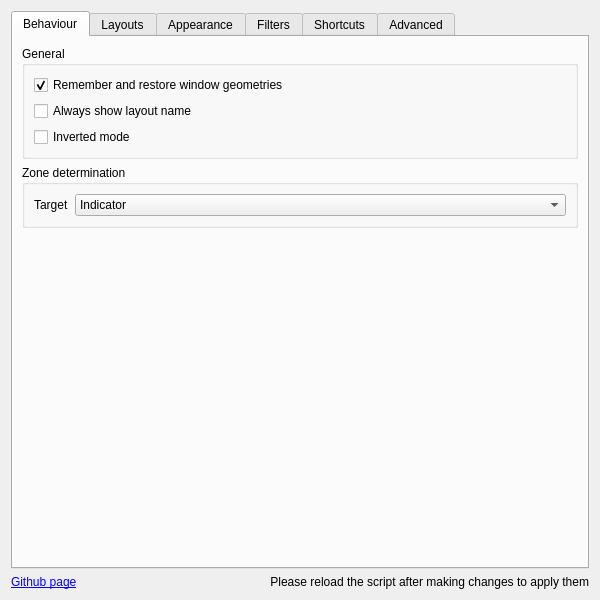
Before: the Qt Designer form contents/ui/config.ui in gerritdevriese/kzones, drawn with Qt 5.
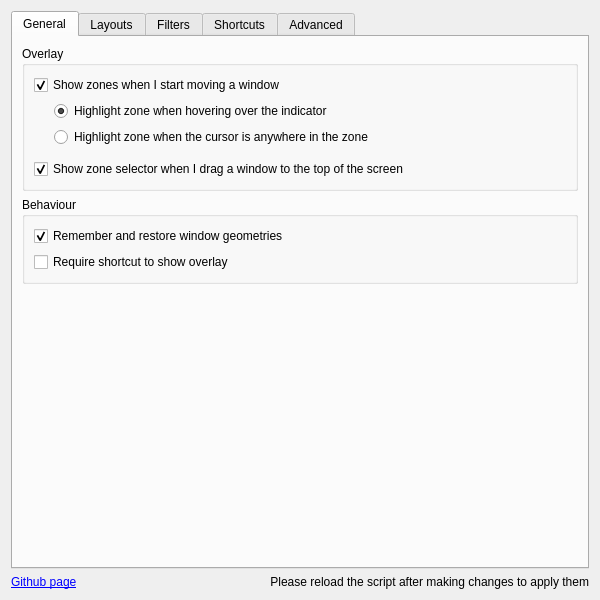
After: the same form once the commit is applied. Icons and pictures are not drawn.

Diff of the .ui file:
```diff
--- a/contents/ui/config.ui
+++ b/contents/ui/config.ui
@@ -10,12 +10,6 @@
     <height>600</height>
    </rect>
   </property>
-  <property name="minimumSize">
-   <size>
-    <width>600</width>
-    <height>600</height>
-   </size>
-  </property>
   <layout class="QVBoxLayout" name="verticalLayout">
    <item>
     <widget class="QTabWidget" name="tabWidget">
@@ -52,13 +46,77 @@
         <normaloff>../../../../../.designer/backup</normaloff>../../../../../.designer/backup</iconset>
       </attribute>
       <attribute name="title">
-       <string>Behaviour</string>
+       <string>General</string>
       </attribute>
       <layout class="QVBoxLayout" name="verticalLayout_4">
+       <item>
+        <widget class="QGroupBox" name="groupBox_2">
+         <property name="title">
+          <string>Overlay</string>
+         </property>
+         <layout class="QVBoxLayout" name="verticalLayout_3">
+          <item>
+           <widget class="QCheckBox" name="kcfg_enableZoneIndicators">
+            <property name="text">
+             <string>Show zones when I start moving a window</string>
+            </property>
+            <property name="checked">
+             <bool>true</bool>
+            </property>
+           </widget>
+          </item>
+          <item>
+           <widget class="QWidget" name="widget" native="true">
+            <layout class="QVBoxLayout" name="verticalLayout_10">
+             <property name="leftMargin">
+              <number>20</number>
+             </property>
+             <property name="topMargin">
+              <number>0</number>
+             </property>
+             <property name="rightMargin">
+              <number>0</number>
+             </property>
+             <property name="bottomMargin">
+              <number>6</number>
+             </property>
+             <item>
+              <widget class="QRadioButton" name="kcfg_indicatorIsTarget">
+               <property name="text">
+                <string>Highlight zone when hovering over the indicator</string>
+               </property>
+               <property name="checked">
+                <bool>true</bool>
+               </property>
+              </widget>
+             </item>
+             <item>
+              <widget class="QRadioButton" name="kcfg_zoneIsTarget">
+               <property name="text">
+                <string>Highlight zone when the cursor is anywhere in the zone</string>
+               </property>
+              </widget>
+             </item>
+            </layout>
+           </widget>
+          </item>
+          <item>
+           <widget class="QCheckBox" name="kcfg_enableZoneSelector">
+            <property name="text">
+             <string>Show zone selector when I drag a window to the top of the screen</string>
+            </property>
+            <property name="checked">
+             <bool>true</bool>
+            </property>
+           </widget>
+          </item>
+         </layout>
+        </widget>
+       </item>
        <item>
         <widget class="QGroupBox" name="groupBox_general">
          <property name="title">
-          <string>General</string>
+          <string>Behaviour</string>
          </property>
          <layout class="QVBoxLayout" name="verticalLayout_11">
           <item>
@@ -77,69 +135,19 @@
             </property>
            </widget>
           </item>
-          <item>
-           <widget class="QCheckBox" name="kcfg_alwaysShowLayoutName">
-            <property name="text">
-             <string>Always show layout name</string>
-            </property>
-           </widget>
-          </item>
           <item>
            <widget class="QCheckBox" name="kcfg_invertedMode">
             <property name="toolTip">
              <string>When enabled, moving windows will not trigger the osd. Instead you'll have to use the &quot;Toggle OSD&quot; shortcut to show the osd.</string>
             </property>
             <property name="text">
-             <string>Inverted mode</string>
+             <string>Require shortcut to show overlay</string>
             </property>
            </widget>
           </item>
          </layout>
         </widget>
        </item>
-       <item>
-        <widget class="QGroupBox" name="groupBox_target">
-         <property name="title">
-          <string>Zone determination</string>
-         </property>
-         <layout class="QVBoxLayout" name="verticalLayout_14">
-          <item>
-           <layout class="QFormLayout" name="formLayout_6">
-            <item row="0" column="0">
-             <widget class="QLabel" name="label_20">
-              <property name="text">
-               <string>Target</string>
-              </property>
-             </widget>
-            </item>
-            <item row="0" column="1">
-             <widget class="QComboBox" name="kcfg_zoneTarget">
-              <property name="sizePolicy">
-               <sizepolicy hsizetype="Expanding" vsizetype="Fixed">
-                <horstretch>0</horstretch>
-                <verstretch>0</verstretch>
-               </sizepolicy>
-              </property>
-              <property name="toolTip">
-               <string>The part of the zone you need to hover over to highlight it</string>
-              </property>
-              <item>
-               <property name="text">
-                <string>Indicator</string>
-               </property>
-              </item>
-              <item>
-               <property name="text">
-                <string>Zone</string>
-               </property>
-              </item>
-             </widget>
-            </item>
-           </layout>
-          </item>
-         </layout>
-        </widget>
-       </item>
        <item>
         <spacer name="verticalSpacer_3">
          <property name="orientation">
@@ -168,32 +176,6 @@
       </attribute>
       <layout class="QVBoxLayout" name="verticalLayout_2">
        <item>
-        <widget class="QLabel" name="label_3">
-         <property name="font">
-          <font>
-           <pointsize>12</pointsize>
-          </font>
-         </property>
-         <property name="text">
-          <string>JSON</string>
-         </property>
-        </widget>
-       </item>
-       <item>
-        <widget class="QPlainTextEdit" name="kcfg_layoutsJson"/>
-       </item>
-      </layout>
-     </widget>
-     <widget class="QWidget" name="tab_appearance">
-      <attribute name="icon">
-       <iconset theme="preferences-desktop-theme">
-        <normaloff>../../../../../.designer/backup</normaloff>../../../../../.designer/backup</iconset>
-      </attribute>
-      <attribute name="title">
-       <string>Appearance</string>
-      </attribute>
-      <layout class="QVBoxLayout" name="verticalLayout_6">
-       <item>
         <widget class="QGroupBox" name="groupBox">
          <property name="title">
           <string/>
```
Left out of the diff: 231 changed lines with no effect on the pictures. Lines whose indentation alone changed are shown as unchanged.
